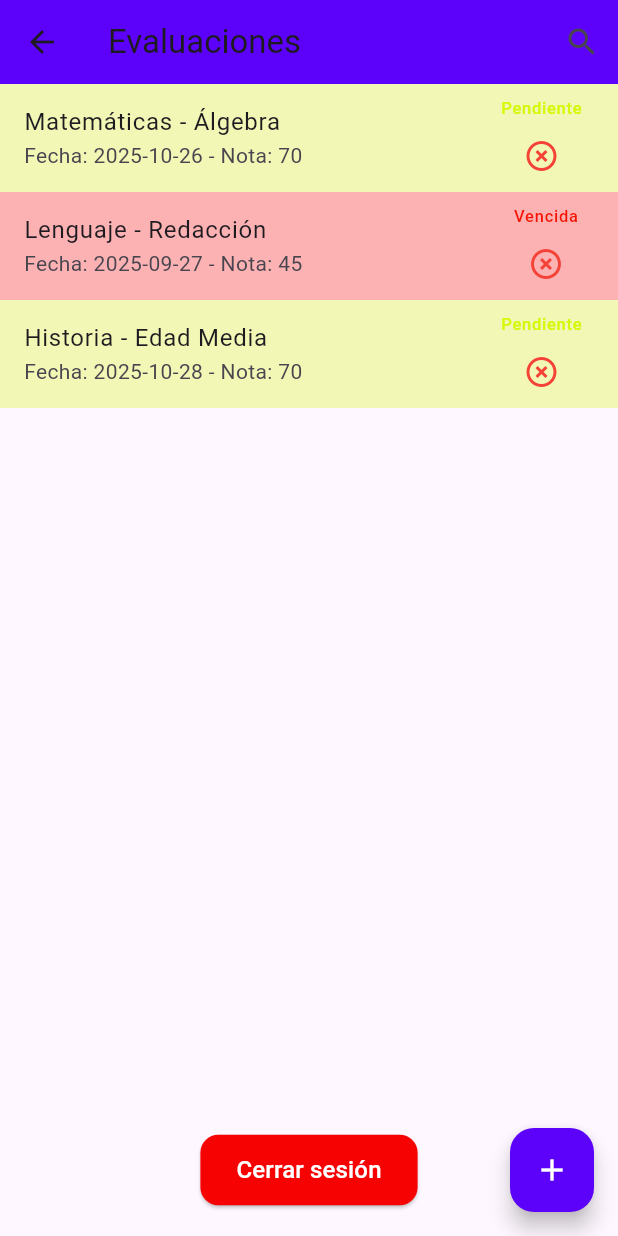
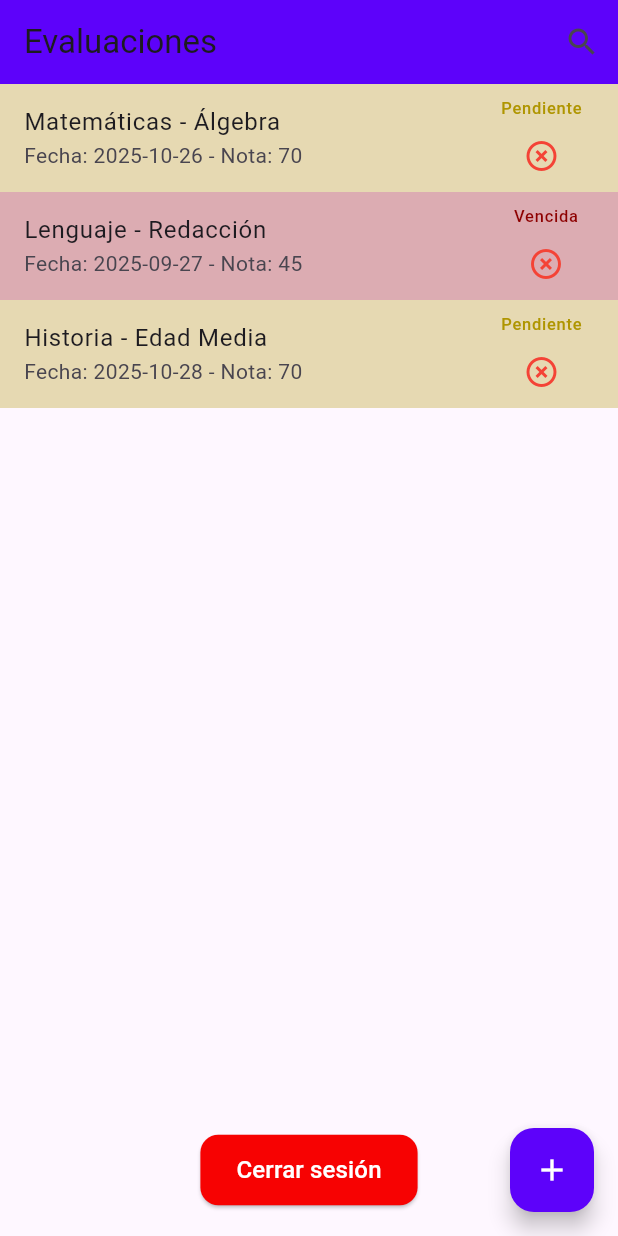
Before and after one commit to arcessebas/prueba_2_iot, a Flutter app: the EvaluacionesPage screen opened directly, on a phone screen of 412 x 824 dp. Run offline on Flutter 3.47's test engine with Material 3 defaults, Android fonts, the phone set to English and light mode, and no system bars; statements that could not run were skipped.

Commit message:
actualizacion de la pantalla login y home
se traspasa la informacion de logica_tareas.py a home . py para major respuesta de la app

```diff
--- a/lib/home.dart
+++ b/lib/home.dart
@@ -146,12 +146,12 @@ class _EvaluacionesPageState extends State<EvaluacionesPage> {
   Color colorEstado(String estado) {
     switch (estado) {
       case "Completada":
-        return const Color.fromARGB(255, 4, 252, 12);
+        return const Color.fromARGB(253, 45, 252, 4);
       case "Vencida":
-        return const Color.fromARGB(255, 247, 19, 2);
+        return const Color.fromARGB(255, 141, 0, 0);
       case "Pendiente":
       default:
-        return const Color.fromARGB(255, 213, 248, 11);
+        return const Color.fromARGB(255, 175, 149, 0);
     }
   }
 
@@ -187,7 +187,7 @@ class _EvaluacionesPageState extends State<EvaluacionesPage> {
                   eval["estado"] = "Vencida";
                 }
                 return AnimatedContainer(
-                  duration: const Duration(seconds: 2),
+                  duration: const Duration(milliseconds: 100),
                   color: colorEstado(eval["estado"]).withOpacity(0.3),
                   child: ListTile(
                     title: Text(eval["titulo"]),
--- a/lib/login.dart
+++ b/lib/login.dart
@@ -46,7 +46,7 @@ class _LoginPageState extends State<LoginPage> {
     if (email == "admin@demo.com" && pass == "123456") {
       Navigator.pushReplacement(
         context,
-        MaterialPageRoute(builder: (context) => HomePage(username: email)),
+        MaterialPageRoute(builder: (context) => EvaluacionesPage()),
       );
     } else {
       ScaffoldMessenger.of(context).showSnackBar(
@@ -61,7 +61,7 @@ class _LoginPageState extends State<LoginPage> {
       body: Container(
         decoration: const BoxDecoration(
           image: DecorationImage(
-            image: AssetImage("assets/images/fondo.jpg"), // Fondo
+            image: AssetImage(), // Fondo
             fit: BoxFit.cover,
           ),
         ),
```
Also changed, not shown: lib/logica_tareas.dart (+7 -7 lines).
